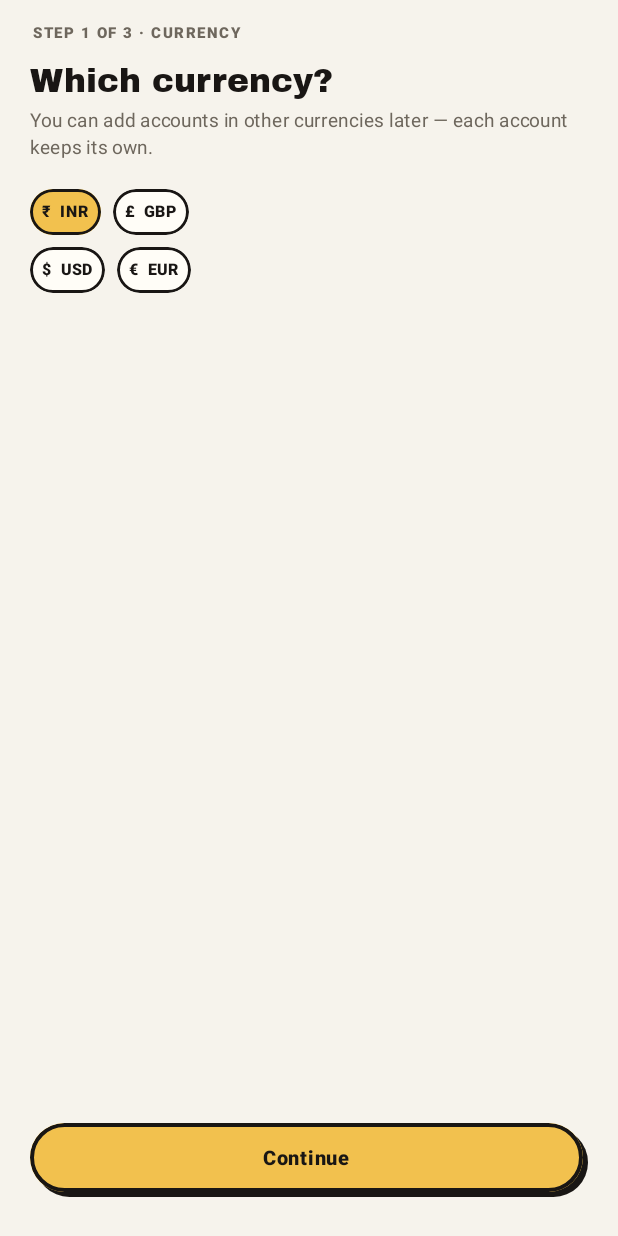
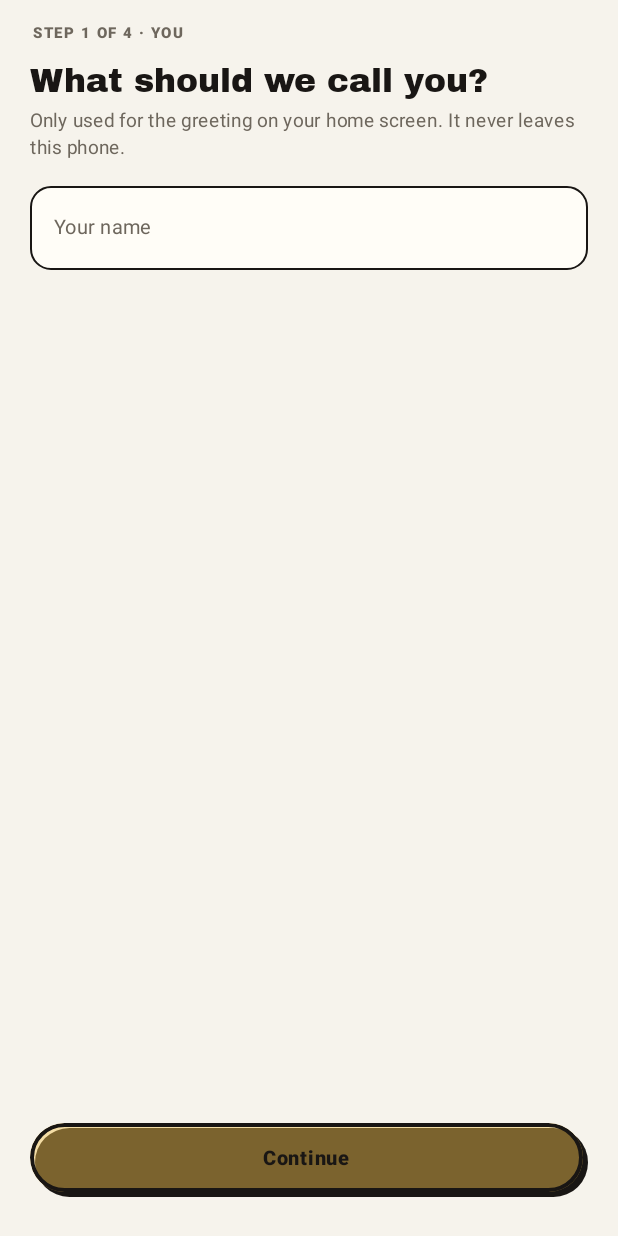
Before and after one commit to AniketTheBot/pocketledger, an Android app built with Jetpack Compose: the screen it shows after launch (MainActivity), after a tap on "Get started", on a phone screen of 412 x 824 dp. Run offline under Robolectric (Android 15) with nearby library versions, the phone set to English and light mode, and no system bars; our stand-ins replace Room's generated code.

Commit message:
feat(onboarding): ask for the user's name and personalize the greeting

```diff
--- a/app/src/main/java/app/pocketledger/data/Repos.kt
+++ b/app/src/main/java/app/pocketledger/data/Repos.kt
@@ -22,6 +22,7 @@ private val Context.settingsStore: DataStore<Preferences> by preferencesDataStor
 data class AppSettings(
     val onboarded: Boolean = false,
     val currency: String = "INR",
+    val userName: String = "",
     val activeAccountId: Long = -1L,
     val lastScanTs: Long = 0L,
     val autoThreshold: Int = 85,
@@ -34,6 +35,7 @@ class SettingsRepository(private val context: Context) {
     private object Keys {
         val ONBOARDED = booleanPreferencesKey("onboarded")
         val CURRENCY = stringPreferencesKey("currency")
+        val USER_NAME = stringPreferencesKey("userName")
         val ACTIVE_ACCOUNT = longPreferencesKey("activeAccountId")
         val LAST_SCAN = longPreferencesKey("lastScanTs")
         val AUTO_THRESHOLD = intPreferencesKey("autoThreshold")
@@ -45,6 +47,7 @@ class SettingsRepository(private val context: Context) {
         AppSettings(
             onboarded = p[Keys.ONBOARDED] ?: false,
             currency = p[Keys.CURRENCY] ?: "INR",
+            userName = p[Keys.USER_NAME] ?: "",
             activeAccountId = p[Keys.ACTIVE_ACCOUNT] ?: -1L,
             lastScanTs = p[Keys.LAST_SCAN] ?: 0L,
             autoThreshold = p[Keys.AUTO_THRESHOLD] ?: 85,
@@ -57,6 +60,7 @@ class SettingsRepository(private val context: Context) {
 
     suspend fun setOnboarded(value: Boolean) = context.settingsStore.edit { it[Keys.ONBOARDED] = value }
     suspend fun setCurrency(value: String) = context.settingsStore.edit { it[Keys.CURRENCY] = value }
+    suspend fun setUserName(value: String) = context.settingsStore.edit { it[Keys.USER_NAME] = value.trim() }
     suspend fun setActiveAccount(id: Long) = context.settingsStore.edit { it[Keys.ACTIVE_ACCOUNT] = id }
     suspend fun setLastScanTs(ts: Long) = context.settingsStore.edit { it[Keys.LAST_SCAN] = ts }
     suspend fun setThresholds(auto: Int, review: Int) = context.settingsStore.edit {
--- a/app/src/main/java/app/pocketledger/ui/screens/Onboarding.kt
+++ b/app/src/main/java/app/pocketledger/ui/screens/Onboarding.kt
@@ -62,6 +62,7 @@ import kotlinx.coroutines.launch
 @Composable
 fun OnboardingFlow(container: AppContainer, onFinished: () -> Unit) {
     var step by rememberSaveable { mutableIntStateOf(0) }
+    var userName by rememberSaveable { mutableStateOf("") }
     var currency by rememberSaveable { mutableStateOf("INR") }
     var name by rememberSaveable { mutableStateOf("Everyday") }
     var type by rememberSaveable { mutableStateOf("CHECKING") }
@@ -80,9 +81,10 @@ fun OnboardingFlow(container: AppContainer, onFinished: () -> Unit) {
         ActivityResultContracts.RequestMultiplePermissions()
     ) { result ->
         if (result[Manifest.permission.READ_SMS] == true) {
-            step = 5
+            step = 6
         } else {
             scope.launch {
+                container.settings.setUserName(userName)
                 container.settings.setOnboarded(true)
                 container.settings.setActiveAccount(accountId)
                 onFinished()
@@ -91,7 +93,7 @@ fun OnboardingFlow(container: AppContainer, onFinished: () -> Unit) {
     }
 
     LaunchedEffect(step) {
-        if (step == 5) {
+        if (step == 6) {
             scanning = true
             summary = null
             val result = container.scanner.scan { s, t ->
@@ -103,7 +105,7 @@ fun OnboardingFlow(container: AppContainer, onFinished: () -> Unit) {
         }
     }
 
-    BackHandler(enabled = step in 1..4 && !scanning) { step -= 1 }
+    BackHandler(enabled = step in 1..5 && !scanning) { step -= 1 }
 
     Column(
         Modifier
@@ -115,13 +117,14 @@ fun OnboardingFlow(container: AppContainer, onFinished: () -> Unit) {
     ) {
         when (step) {
             0 -> WelcomeStep { step = 1 }
-            1 -> CurrencyStep(currency) { currency = it; step = 2 }
-            2 -> AccountStep(
+            1 -> NameStep(userName, { userName = it }) { step = 2 }
+            2 -> CurrencyStep(currency) { currency = it; step = 3 }
+            3 -> AccountStep(
                 name = name, type = type, tail = tail,
                 onName = { name = it }, onType = { type = it }, onTail = { tail = it },
-                onNext = { step = 3 },
+                onNext = { step = 4 },
             )
-            3 -> BalanceStep(
+            4 -> BalanceStep(
                 currency = currency,
                 amountText = amountText,
                 onKey = { amountText = applyKey(amountText, it) },
@@ -130,11 +133,11 @@ fun OnboardingFlow(container: AppContainer, onFinished: () -> Unit) {
                     scope.launch {
                         accountId = container.wallet.addAccount(name, type, currency, minor, tail)
                         container.settings.setCurrency(currency)
-                        step = 4
+                        step = 5
                     }
                 },
             )
-            4 -> PermissionStep(
+            5 -> PermissionStep(
                 onAllow = {
                     permissionLauncher.launch(
                         arrayOf(Manifest.permission.READ_SMS, Manifest.permission.RECEIVE_SMS)
@@ -142,16 +145,18 @@ fun OnboardingFlow(container: AppContainer, onFinished: () -> Unit) {
                 },
                 onSkip = {
                     scope.launch {
+                        container.settings.setUserName(userName)
                         container.settings.setOnboarded(true)
                         container.settings.setActiveAccount(accountId)
                         onFinished()
                     }
                 },
             )
-            5 -> ScanStep(
+            6 -> ScanStep(
                 scanning = scanning, scanned = scanned, total = scanTotal, summary = summary,
                 onDone = {
                     scope.launch {
+                        container.settings.setUserName(userName)
                         container.settings.setOnboarded(true)
                         container.settings.setActiveAccount(accountId)
                         onFinished()
@@ -232,9 +237,25 @@ private fun StepHeader(stepLabel: String, title: String, body: String? = null) {
 }
 
 @Composable
+private fun NameStep(name: String, onName: (String) -> Unit, onNext: () -> Unit) {
+    Column(Modifier.fillMaxSize()) {
+        StepHeader(
+            "Step 1 of 4 · you",
+            "What should we call you?",
+            "Only used for the greeting on your home screen. It never leaves this phone.",
+        )
+        Spacer(Modifier.height(16.dp))
+        StickerTextField(name, onName, "Your name")
+        Spacer(Modifier.weight(1f))
+        PillButton("Continue", onNext, Modifier.fillMaxWidth(), enabled = name.isNotBlank())
+        Spacer(Modifier.height(18.dp))
+    }
+}
+
+@Composable
 private fun CurrencyStep(currency: String, onPick: (String) -> Unit) {
     Column(Modifier.fillMaxSize()) {
-        StepHeader("Step 1 of 3 · currency", "Which currency?", "You can add accounts in other currencies later — each account keeps its own.")
+        StepHeader("Step 2 of 4 · currency", "Which currency?", "You can add accounts in other currencies later — each account keeps its own.")
         Spacer(Modifier.height(18.dp))
         Row(horizontalArrangement = Arrangement.spacedBy(8.dp)) {
             listOf("INR", "GBP").forEach { c ->
@@ -265,7 +286,7 @@ private fun AccountStep(
 ) {
     val types = listOf("CHECKING" to "Checking", "SAVINGS" to "Savings", "WALLET" to "Wallet", "CASH" to "Cash", "CREDIT" to "Credit")
     Column(Modifier.fillMaxSize()) {
-        StepHeader("Step 2 of 3 · account", "Your first account", "The last digits help the scanner route bank SMS automatically.")
+        StepHeader("Step 3 of 4 · account", "Your first account", "The last digits help the scanner route bank SMS automatically.")
         Spacer(Modifier.height(16.dp))
         StickerTextField(name, onName, "Account name")
         Spacer(Modifier.height(12.dp))
@@ -298,7 +319,7 @@ private fun BalanceStep(
     onNext: () -> Unit,
 ) {
     Column(Modifier.fillMaxSize()) {
-        StepHeader("Step 3 of 3 · balance", "What’s your balance right now?", "Exact to the last digit — you can correct it any time with Reconcile.")
+        StepHeader("Step 4 of 4 · balance", "What’s your balance right now?", "Exact to the last digit — you can correct it any time with Reconcile.")
         Spacer(Modifier.height(18.dp))
         StickerCard(Modifier.fillMaxWidth()) {
             Text("EVERYDAY · CHECKING", fontSize = 9.5.sp, fontWeight = FontWeight.ExtraBold, letterSpacing = 1.2.sp, color = MutedInk)
```
Also changed, not shown: app/src/main/java/app/pocketledger/ui/screens/Home.kt (+7 -2 lines).
